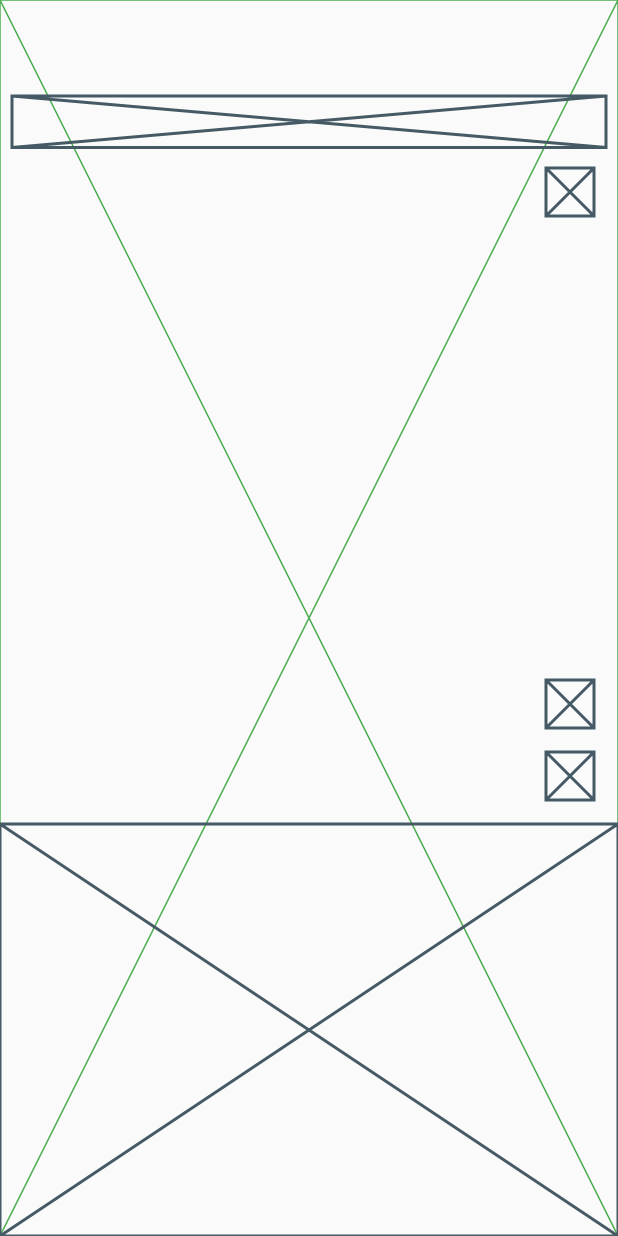
After one commit to ChangJoo-Park/flutter_lo-fi_layout, a Flutter app: the screen it shows after launch, after a tap on an icon or button, on a phone screen of 412 x 824 dp. The commit adds this screen. Run offline on Flutter 3.47's test engine with Material 2 defaults, Android fonts, the phone set to English and light mode, and no system bars.

Commit message:
Add google map

```diff
--- /dev/null
+++ b/lib/google_map.dart
@@ -0,0 +1,81 @@
+import 'package:flutter/material.dart';
+
+class GoogleMaps extends StatelessWidget {
+  @override
+  Widget build(BuildContext context) {
+    final screenWidth = MediaQuery.of(context).size.width;
+    final screenHeight = MediaQuery.of(context).size.height;
+    return Scaffold(
+      body: Container(
+        width: screenWidth,
+        height: screenHeight,
+        child: Stack(
+          children: <Widget>[
+            Stack(
+              children: <Widget>[
+                Positioned(
+                  top: 0,
+                  left: 0,
+                  width: screenWidth,
+                  height: screenHeight,
+                  child: Container(
+                    child: Placeholder(
+                      strokeWidth: 1,
+                      color: Colors.green,
+                    ),
+                  ),
+                ),
+                Positioned(
+                  top: 64.0,
+                  left: 0,
+                  width: screenWidth,
+                  height: screenHeight / 24,
+                  child: Container(
+                    padding: const EdgeInsets.symmetric(horizontal: 8.0),
+                    child: Placeholder(),
+                  ),
+                ),
+                Positioned(
+                  top: 112.0,
+                  right: 16.0,
+                  child: SizedBox(
+                    width: 32.0,
+                    height: 32.0,
+                    child: Placeholder(),
+                  ),
+                ),
+                Positioned(
+                  bottom: screenHeight / 3 + 64,
+                  right: 16.0,
+                  child: SizedBox(
+                    width: 32.0,
+                    height: 32.0,
+                    child: Placeholder(),
+                  ),
+                ),
+                Positioned(
+                  bottom: screenHeight / 3 + 16,
+                  right: 16.0,
+                  child: SizedBox(
+                    width: 32.0,
+                    height: 32.0,
+                    child: Placeholder(),
+                  ),
+                ),
+                Positioned(
+                  bottom: 0.0,
+                  left: 0.0,
+                  width: screenWidth,
+                  height: screenHeight / 3,
+                  child: Container(
+                    child: Placeholder(),
+                  ),
+                ),
+              ],
+            )
+          ],
+        ),
+      ),
+    );
+  }
+}
--- a/lib/main.dart
+++ b/lib/main.dart
@@ -1,5 +1,6 @@
 import 'package:flutter/material.dart';
 import 'package:layout_collection/facebook_newsfeed.dart';
+import 'package:layout_collection/google_map.dart';
 import 'package:layout_collection/telegram.dart';
 import 'package:layout_collection/twitter_user.dart';
 
@@ -61,6 +62,15 @@ class _MyHomePageState extends State<MyHomePage> {
                 return TwitterUser();
               }));
             },
+          ),
+          ListTile(
+            title: Text('[Lo-Fi] Google Map'),
+            onTap: () {
+              Navigator.of(context)
+                  .push(MaterialPageRoute(builder: (BuildContext context) {
+                return GoogleMaps();
+              }));
+            },
           )
         ],
       ),
```
